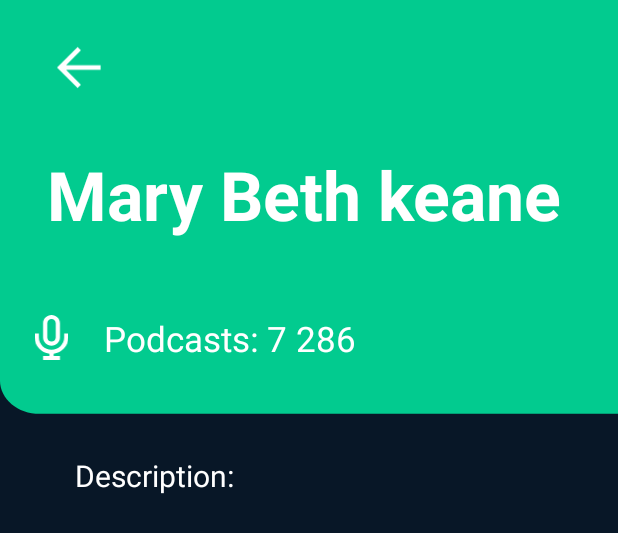
After one commit to AloTunNe/podcast, an Android app: the layout playlist_layout.xml on its own in the app's theme, with its tools: preview values and no code run, on a phone screen of 412 x 824 dp. The commit adds this screen. Shown: the top 533 px of the screen. Run offline under Robolectric (Android 15) with nearby library versions, the phone set to English and light mode, and no system bars.

Commit message:
add playlit layout

```diff
--- a/app/src/main/java/com/example/podcast/Activity/PlayEpisode.java
+++ b/app/src/main/java/com/example/podcast/Activity/PlayEpisode.java
@@ -143,6 +143,13 @@ public class PlayEpisode extends AppCompatActivity implements Playable, PodcastP
                 onTrackPlay();
             }
         });
+        ibFastForward.setOnClickListener(new View.OnClickListener() {
+            @Override
+            public void onClick(View v) {
+                TimeFastForward();
+
+            }
+        });
         seekBar.setOnSeekBarChangeListener(new SeekBar.OnSeekBarChangeListener() {
             @Override
             public void onProgressChanged(SeekBar seekBar, int progress, boolean fromUser) {
@@ -163,6 +170,20 @@ public class PlayEpisode extends AppCompatActivity implements Playable, PodcastP
 
     }
 
+    private void TimeFastForward()
+    {
+        Handler handler = new Handler();
+        handler.postDelayed(new Runnable() {
+            @Override
+            public void run() {
+                SimpleDateFormat timeFormat = new SimpleDateFormat("mm:ss");
+
+                tvTimeCurrent.setText(timeFormat.format(mediaPlayer.getCurrentPosition() + 10000));
+                seekBar.setProgress(mediaPlayer.getCurrentPosition() + 10000);
+                handler.postDelayed(this, 100);
+            }
+        }, 100);
+    }
 
     private void UpdateTime() {
         Handler handler = new Handler();
@@ -176,6 +197,7 @@ public class PlayEpisode extends AppCompatActivity implements Playable, PodcastP
             }
         }, 100);
     }
+
 
     private void setTotalTime() {
         SimpleDateFormat timeFormat = new SimpleDateFormat("mm:ss");
--- /dev/null
+++ b/app/src/main/res/layout/playlist_layout.xml
@@ -0,0 +1,109 @@
+<?xml version="1.0" encoding="utf-8"?>
+<androidx.constraintlayout.widget.ConstraintLayout xmlns:android="http://schemas.android.com/apk/res/android"
+    xmlns:tools="http://schemas.android.com/tools"
+    android:layout_width="match_parent"
+    android:layout_height="match_parent"
+    android:background="@color/primary"
+    xmlns:app="http://schemas.android.com/apk/res-auto">
+
+    <androidx.constraintlayout.widget.ConstraintLayout
+        android:id="@+id/cstrLayout_top"
+        android:layout_width="match_parent"
+        android:layout_height="wrap_content"
+        app:layout_constraintStart_toStartOf="parent"
+        app:layout_constraintTop_toTopOf="parent"
+        app:layout_constraintEnd_toEndOf="parent"
+        android:background="@drawable/blue_bg">
+        <com.google.android.material.imageview.ShapeableImageView
+            android:id="@+id/simg_playlist_background"
+            android:layout_width="match_parent"
+            android:layout_height="283dp"
+            app:layout_constraintStart_toStartOf="parent"
+            app:layout_constraintTop_toTopOf="parent"
+            app:layout_constraintEnd_toEndOf="parent"
+            app:shapeAppearanceOverlay="@style/backgroundImgChannel" />
+
+        <ImageView
+            android:id="@+id/img_icon_back"
+            android:layout_width="30dp"
+            android:layout_height="30dp"
+            app:layout_constraintStart_toStartOf="parent"
+            app:layout_constraintTop_toTopOf="parent"
+            app:layout_constraintEnd_toEndOf="parent"
+            app:layout_constraintHorizontal_bias="0.1"
+            android:layout_marginTop="30dp"
+            android:src="@drawable/ic_back" />
+        <TextView
+            android:id="@+id/tv_playlist_name"
+            android:layout_width="350dp"
+            android:layout_height="80dp"
+            android:gravity="center_vertical"
+            android:text="@string/mary"
+            android:textColor="@color/white"
+            android:textSize="45sp"
+            app:layout_constraintStart_toStartOf="parent"
+            app:layout_constraintEnd_toEndOf="parent"
+            app:layout_constraintTop_toTopOf="parent"
+            android:layout_marginTop="90dp"
+            android:textStyle="bold" />
+
+        <LinearLayout
+            android:layout_width="wrap_content"
+            android:layout_height="wrap_content"
+            app:layout_constraintTop_toBottomOf="@+id/tv_playlist_name"
+            app:layout_constraintStart_toStartOf="parent"
+            app:layout_constraintEnd_toEndOf="parent"
+            app:layout_constraintHorizontal_bias="0.1"
+            android:layout_marginTop="40dp"
+            android:paddingBottom="20dp"
+            >
+            <ImageView
+                android:layout_width="30dp"
+                android:layout_height="30dp"
+                android:src="@drawable/ic_podcasts" />
+
+            <TextView
+                android:id="@+id/tv_pcastnuber"
+                android:layout_width="match_parent"
+                android:layout_height="match_parent"
+                android:layout_marginStart="20dp"
+                android:layout_marginTop="0dp"
+                android:gravity="center_vertical"
+                android:text="@string/pod"
+                android:textColor="@color/white"
+                android:textSize="23sp" />
+        </LinearLayout>
+
+
+    </androidx.constraintlayout.widget.ConstraintLayout>
+
+    <TextView
+        android:id="@+id/tv_playlist_of_channel"
+        android:layout_width="match_parent"
+        android:layout_height="wrap_content"
+        android:text="Description: "
+        android:textColor="@color/white"
+        android:textSize="20sp"
+        android:paddingTop="20dp"
+        android:paddingStart="50dp"
+        android:paddingBottom="20dp"
+        app:layout_constraintEnd_toEndOf="parent"
+        app:layout_constraintStart_toStartOf="parent"
+        app:layout_constraintTop_toBottomOf="@+id/cstrLayout_top" />
+
+
+    <androidx.recyclerview.widget.RecyclerView
+        android:id="@+id/rcv_playlistbanner"
+        android:layout_width="match_parent"
+        android:layout_height="380dp"
+        android:paddingStart="20dp"
+        android:paddingEnd="20dp"
+        app:layout_constraintBottom_toBottomOf="parent"
+        app:layout_constraintEnd_toEndOf="parent"
+        app:layout_constraintStart_toStartOf="parent"
+        app:layout_constraintTop_toBottomOf="@+id/tv_playlist_of_channel"
+        app:layout_constraintVertical_bias="0.15" />
+
+
+
+</androidx.constraintlayout.widget.ConstraintLayout>
--- a/app/src/main/res/layout/playlist_main_banner_layout.xml
+++ b/app/src/main/res/layout/playlist_main_banner_layout.xml
@@ -26,6 +26,7 @@
         android:layout_alignParentStart="true"
         android:layout_alignParentTop="true"
         android:scaleType="fitCenter"
+
         app:shapeAppearanceOverlay="@style/roundimageview" />
 
     <TextView
@@ -51,6 +52,8 @@
         android:layout_alignParentTop="true"
         android:layout_centerVertical="true"
         android:layout_marginStart="10dp"
+        android:paddingStart="10dp"
+        android:paddingEnd="10dp"
         android:layout_marginTop="166dp"
         android:background="@drawable/background_round"
         android:text="Name Of Chanel"
```
